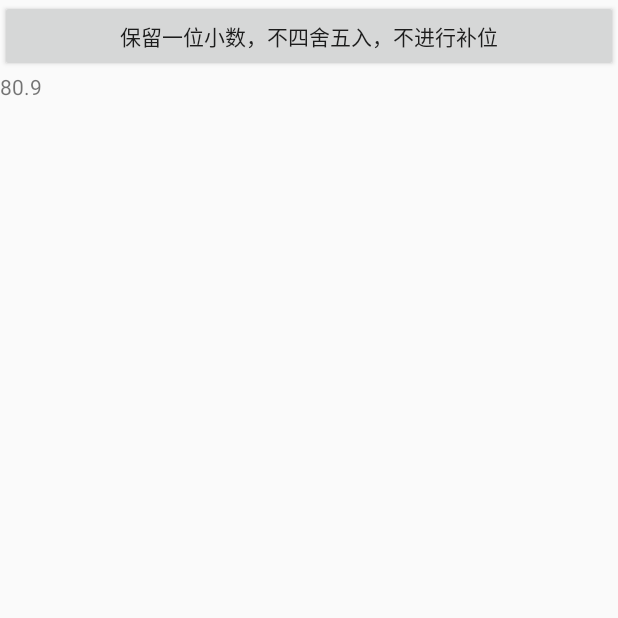
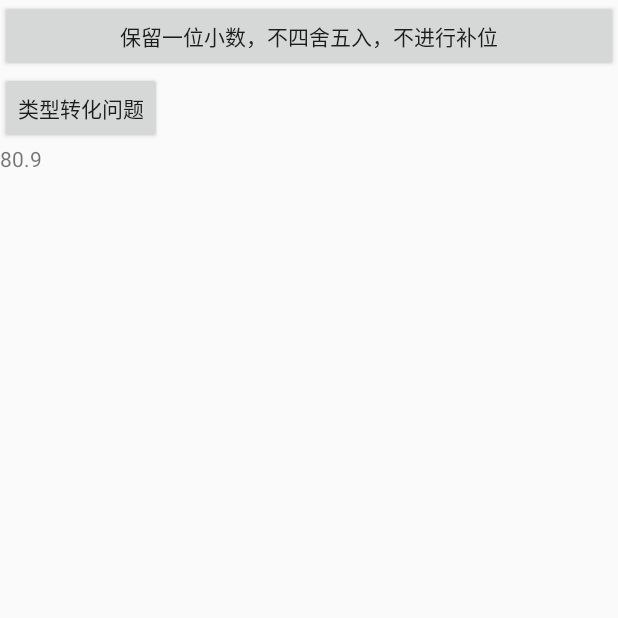
Before and after one commit to you0521/YouDemo, an Android app: the ButtonEighteenActivity screen opened directly, with no data from a screen before it, after a tap on "保留一位小数，不四舍五入，不进行补位", on a phone screen of 412 x 824 dp, the top half of it. Run offline under Robolectric (Android 15) with nearby library versions, the phone set to English and light mode, and no system bars.

```diff
--- a/app/src/main/AndroidManifest.xml
+++ b/app/src/main/AndroidManifest.xml
@@ -16,7 +16,8 @@
         android:roundIcon="@mipmap/ic_launcher_round"
         android:supportsRtl="true"
         android:theme="@style/AppTheme">
-        <activity android:name=".activity.ButtonEighteenActivity"></activity>
+        <activity android:name=".activity.ButtonNineteenActivity"></activity>
+        <activity android:name=".activity.ButtonEighteenActivity" />
         <activity android:name=".activity.ButtonSevenTeenActivity" />
         <activity android:name=".activity.ButtonSixteenActivity" />
         <activity android:name=".activity.ButtonFifteenActivity" />
--- a/app/src/main/java/com/example/youdemo/activity/ButtonEighteenActivity.java
+++ b/app/src/main/java/com/example/youdemo/activity/ButtonEighteenActivity.java
@@ -19,6 +19,10 @@ public class ButtonEighteenActivity extends AppCompatActivity implements View.On
      */
     private Button mButtonEightTeenBtn1;
     private TextView mButtonEightTeenTv;
+    /**
+     * 类型转化问题
+     */
+    private Button mButtonEightTeenBtn2;
 
     @Override
     protected void onCreate(Bundle savedInstanceState) {
@@ -31,6 +35,8 @@ public class ButtonEighteenActivity extends AppCompatActivity implements View.On
         mButtonEightTeenBtn1 = (Button) findViewById(R.id.button_eight_teen_btn1);
         mButtonEightTeenBtn1.setOnClickListener(this);
         mButtonEightTeenTv = (TextView) findViewById(R.id.button_eight_teen_tv);
+        mButtonEightTeenBtn2 = (Button) findViewById(R.id.button_eight_teen_btn2);
+        mButtonEightTeenBtn2.setOnClickListener(this);
     }
 
     @Override
@@ -45,6 +51,11 @@ public class ButtonEighteenActivity extends AppCompatActivity implements View.On
                 float f = (float) 80.96;
                 mButtonEightTeenTv.setText(decimalFormat.format(f));
                 break;
+            case R.id.button_eight_teen_btn2:
+                double v1 = Double.parseDouble("95.8");
+                int v2 = (int) v1;
+                mButtonEightTeenTv.setText(v2 + "is");
+                break;
         }
     }
 }
--- a/app/src/main/res/layout/activity_button_eighteen.xml
+++ b/app/src/main/res/layout/activity_button_eighteen.xml
@@ -13,6 +13,12 @@
         android:layout_height="wrap_content"
         android:text="保留一位小数，不四舍五入，不进行补位" />
 
+    <Button
+        android:id="@+id/button_eight_teen_btn2"
+        android:layout_width="wrap_content"
+        android:layout_height="wrap_content"
+        android:text="类型转化问题" />
+
     <TextView
         android:id="@+id/button_eight_teen_tv"
         android:layout_width="match_parent"
```
Also changed, not shown: app/src/main/java/com/example/youdemo/MainActivity.java (+10 -0 lines), app/src/main/java/com/example/youdemo/activity/ButtonNineteenActivity.java (added, +69 -0 lines), app/src/main/res/layout/activity_button_nineteen.xml (added, +16 -0 lines), app/src/main/res/layout/activity_main.xml (+7 -1 lines).
